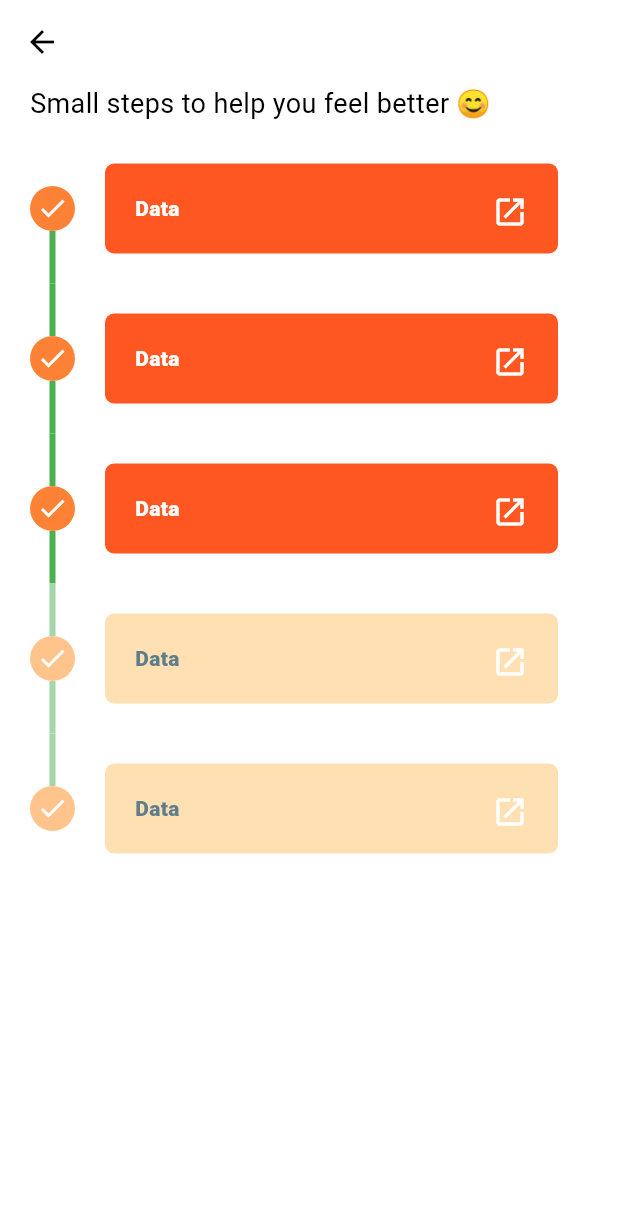
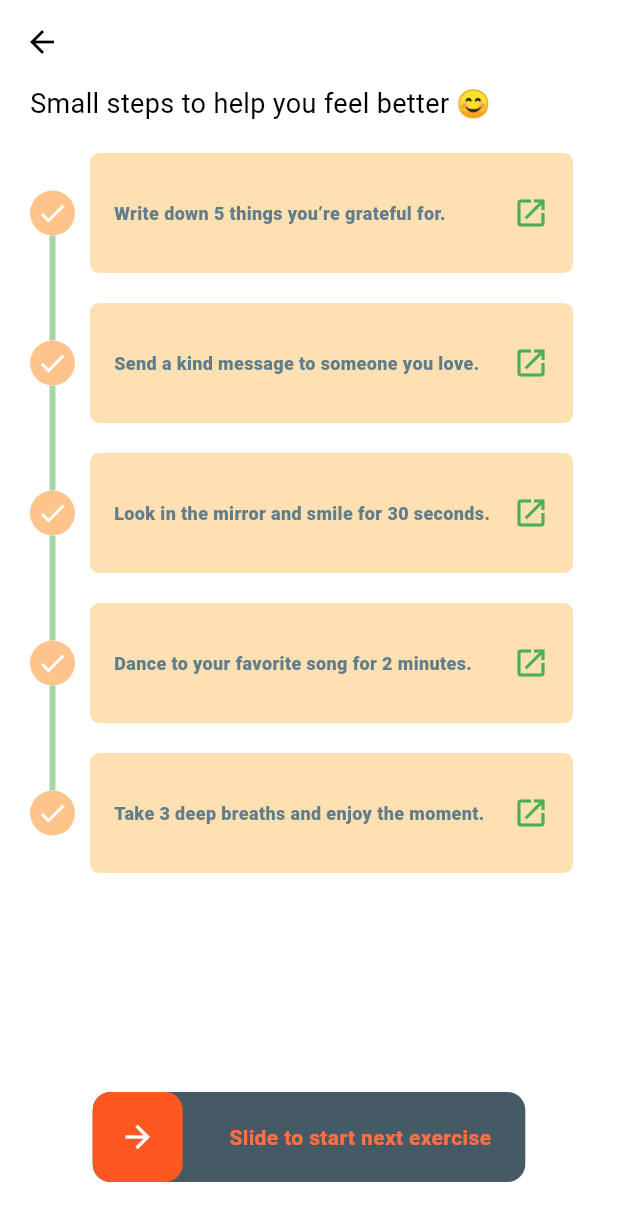
Before and after one commit to jushkinbekrashidovich/wecare, a Flutter app: the screen it shows after launch, after a tap on "Happy", on a phone screen of 412 x 824 dp. Shown: the top 1221 px of the screen. Run offline on Flutter 3.47's test engine with Material 3 defaults, Android fonts, the phone set to English and light mode, and no system bars; drawn by our look-alikes of slider_button, timeline_tile; our stand-ins replace cloud_firestore, firebase_core, flutter_svg, get; accounts and stored records are empty.

Commit message:
slider button added, tomorrow logic part

```diff
--- a/lib/app/const/event_card.dart
+++ b/lib/app/const/event_card.dart
@@ -9,8 +9,8 @@ class EventCard extends StatelessWidget {
   @override
   Widget build(BuildContext context) {
     return Container(
-      margin: EdgeInsets.all(20),
-      padding: EdgeInsets.all(20),
+      margin: EdgeInsets.all(10),
+      padding: EdgeInsets.all(16),
       decoration: BoxDecoration(
         color: isPast? AppColors.completedIndicatorBackground :AppColors.upcomingIndicatorBackground,
         borderRadius: BorderRadius.circular(6)
--- /dev/null
+++ b/lib/app/const/swiper.dart
@@ -0,0 +1,45 @@
+import 'package:flutter/material.dart';
+import 'package:slider_button/slider_button.dart';
+
+class SwipeToStartButton extends StatelessWidget {
+  final Function onSwipe;
+
+  const SwipeToStartButton({super.key, required this.onSwipe});
+
+  @override
+  Widget build(BuildContext context) {
+    return Align(
+      alignment: Alignment.bottomCenter,
+      child: Padding(
+        padding: const EdgeInsets.symmetric(vertical: 16, horizontal: 24),
+        child: SliderButton(
+          label: Text(
+            "Slide to start next exercise",
+            style: TextStyle(
+              color: Colors.white,
+              fontWeight: FontWeight.w600,
+              fontSize: 14,
+            ),
+          ),
+          icon: Center(
+            child: Icon(
+              Icons.arrow_forward,
+              color: Colors.white,
+              size: 24.0,
+            ),
+          ),
+          action: ()async{
+            onSwipe();
+          },
+          width: MediaQuery.of(context).size.width * 0.7, // Dynamic width
+          height: 60, // Compact height
+          radius: 12, // Slightly rounded corners
+          buttonColor: const Color(0xffFF5722), // Vibrant orange for the button
+          backgroundColor: const Color(0xff455A64), // Dark grey for contrast
+          highlightedColor: const Color(0xffFFC107), // Yellow when highlighted
+          baseColor: const Color(0xffFF7043), // Base color for button animation
+        ),
+      ),
+    );
+  }
+}
--- a/lib/app/const/time_line_tile.dart
+++ b/lib/app/const/time_line_tile.dart
@@ -31,8 +31,8 @@ class MyTimeLineTile extends StatelessWidget {
           child: Row(
             mainAxisAlignment: MainAxisAlignment.spaceBetween,
           children: [
-            Text(textcontent, style: TextStyle(color:isPast? AppColors.white:Colors.blueGrey, fontWeight: FontWeight.w800),),
-           Icon(Icons.open_in_new, color: AppColors.white,weight: 2,),
+            Flexible(child: Text(textcontent, style: TextStyle(color:isPast? AppColors.white:Colors.blueGrey, fontWeight: FontWeight.w800, fontSize: 12,),maxLines: 4,overflow: TextOverflow.ellipsis, textAlign: TextAlign.start,)),
+           Icon(Icons.open_in_new, color: Colors.green,weight: 2,),
           ],
         ),isPast: isPast,),
       ),
--- a/lib/app/modules/home_page/home/views/home_view.dart
+++ b/lib/app/modules/home_page/home/views/home_view.dart
@@ -49,13 +49,22 @@ class HomeView extends GetView<HomeController> {
             Row(
               mainAxisAlignment: MainAxisAlignment.spaceBetween,
               children: [
-                _buildMoodIcon(icon:  Icons.sentiment_satisfied_alt, label: "Happy", color:  Colors.pink, ontap: (){
-                  Get.toNamed(Routes.MOOD_EXERCISES);
+                _buildMoodIcon(icon:  Icons.sentiment_satisfied_alt, label: "Happy", color:  Colors.pink,
+                    ontap: (){
+                  Get.toNamed(Routes.MOOD_EXERCISES, arguments: {"selectedMood":"Happy"});
                 }),
-                _buildMoodIcon(icon:  Icons.nights_stay,label: "Calm", color:Colors.blue, ontap: (){}),
-                _buildMoodIcon(icon:  Icons.sync_alt, label: "Manic",color:  Colors.cyan, ontap: (){}),
-                _buildMoodIcon(icon:  Icons.sentiment_very_dissatisfied, label: "Angry", color:  Colors.orange, ontap: (){}),
-                _buildMoodIcon(icon:  Icons.sentiment_dissatisfied, label: "Sad", color:  Colors.green, ontap: (){}),
+                _buildMoodIcon(icon:  Icons.nights_stay,label: "Calm", color:Colors.blue, ontap: (){
+                  Get.toNamed(Routes.MOOD_EXERCISES, arguments: {"selectedMood":"Calm"});
+                }),
+                _buildMoodIcon(icon:  Icons.sync_alt, label: "Manic",color:  Colors.cyan, ontap: (){
+                  Get.toNamed(Routes.MOOD_EXERCISES, arguments: {"selectedMood":"Manic"});
+                }),
+                _buildMoodIcon(icon:  Icons.sentiment_very_dissatisfied, label: "Angry", color:  Colors.orange, ontap: (){
+                  Get.toNamed(Routes.MOOD_EXERCISES, arguments: {"selectedMood":"Angry"});
+                }),
+                _buildMoodIcon(icon:  Icons.sentiment_dissatisfied, label: "Sad", color:  Colors.green, ontap: (){
+                  Get.toNamed(Routes.MOOD_EXERCISES, arguments: {"selectedMood":"Sad"});
+                }),
               ],
             ),
             SizedBox(height: 20),
--- a/lib/app/modules/mood_exercises/controllers/mood_exercises_controller.dart
+++ b/lib/app/modules/mood_exercises/controllers/mood_exercises_controller.dart
@@ -1,20 +1,74 @@
 import 'package:get/get.dart';
 
 class MoodExercisesController extends GetxController {
+  late String selectedMood;
+
+  // List of exercises with their statuses
+  var exercises = <ExerciseItem>[].obs;
+
+  // Mapping mood to exercises
+  final Map<String, List<String>> moodExercises = {
+    "Happy": [
+      "Write down 5 things you’re grateful for.",
+      "Send a kind message to someone you love.",
+      "Look in the mirror and smile for 30 seconds.",
+      "Dance to your favorite song for 2 minutes.",
+      "Take 3 deep breaths and enjoy the moment."
+    ],
+    "Calm": [
+      "Slowly tense and release each muscle group.",
+      "Sit quietly and focus on your breathing for 5 minutes.",
+      "Do light stretches like reaching for the sky.",
+      "Visualize a peaceful place, like a forest or beach.",
+      "Listen to calming music or nature sounds."
+    ],
+    "Manic": [
+      "Name 5 things you see, 4 feel, 3 hear, 2 smell, 1 taste.",
+      "Breathe in for 4 seconds, hold for 4, exhale for 6.",
+      "Write your thoughts down for 3 minutes.",
+      "Take slow, deliberate steps and focus on movement.",
+      "Hold an object and describe it in detail to center your mind."
+    ],
+    "Angry": [
+      "Punch a pillow or air to release tension.",
+      "Scream into a pillow to let out frustration.",
+      "Breathe in through pursed lips and exhale through your nose.",
+      "Write an angry letter but don’t send it.",
+      "Do 10 push-ups, jumping jacks, or similar exercises."
+    ],
+    "Sad": [
+      "Hug yourself and squeeze gently.",
+      "Allow yourself to cry and release emotions.",
+      "Listen to a positive, uplifting song.",
+      "Say, 'It’s okay to feel this way. I’m doing my best.'",
+      "Complete a small, easy task like folding clothes."
+    ],
+  };
 
   @override
   void onInit() {
     super.onInit();
+    selectedMood = Get.arguments['selectedMood'] ?? 'Happy';
+
+    // Initialize exercises with default "isPast" value as false
+    exercises.assignAll(
+      (moodExercises[selectedMood] ?? []).map((exercise) {
+        return ExerciseItem(text: exercise, isPast: false);
+      }).toList(),
+    );
   }
 
-  @override
-  void onReady() {
-    super.onReady();
+  // Mark an exercise as completed
+  void markAsPast(int index) {
+    exercises[index].isPast = true;
+    exercises.refresh(); // Update the UI
   }
+}
 
-  @override
-  void onClose() {
-    super.onClose();
-  }
+// Model for an exercise item
+class ExerciseItem {
+  String text;
+  bool isPast;
 
+  ExerciseItem({required this.text, this.isPast = false});
 }
--- a/lib/app/modules/mood_exercises/views/mood_exercises_view.dart
+++ b/lib/app/modules/mood_exercises/views/mood_exercises_view.dart
@@ -1,14 +1,15 @@
 import 'package:flutter/material.dart';
-
 import 'package:get/get.dart';
+import 'package:slider_button/slider_button.dart';
 import 'package:timeline_tile/timeline_tile.dart';
 import 'package:wecare/app/const/theme/app_colors.dart';
 import 'package:wecare/app/const/time_line_tile.dart';
-
+import '../../../const/swiper.dart';
 import '../controllers/mood_exercises_controller.dart';
 
 class MoodExercisesView extends GetView<MoodExercisesController> {
   const MoodExercisesView({super.key});
+
   @override
   Widget build(BuildContext context) {
     return Scaffold(
@@ -18,22 +19,52 @@ class MoodExercisesView extends GetView<MoodExercisesController> {
         backgroundColor: Colors.white,
         leading: IconButton(
           icon: Icon(Icons.arrow_back, color: Colors.black),
-          onPressed: () {},
+          onPressed: () {
+            Get.back();
+          },
         ),
+      ),
+      body: Padding(
+        padding: const EdgeInsets.symmetric(horizontal: 20),
+        child: Column(
+          crossAxisAlignment: CrossAxisAlignment.start,
+          children: [
+            Text(
+              "Small steps to help you feel better 😊",
+              style: TextStyle(fontSize: 18, color: AppColors.black),
+            ),
+            const SizedBox(height: 10),
+            Expanded(
+              child: Obx(
+                    () => ListView.builder(
+                  itemCount: controller.exercises.length,
+                  itemBuilder: (context, index) {
+                    final exercise = controller.exercises[index];
+                    return GestureDetector(
+                      onTap: () {
+                        // Mark the exercise as completed when tapped
+                        if (!exercise.isPast) {
+                          controller.markAsPast(index);
+                        }
+                      },
+                      child: MyTimeLineTile(
+                        isFirst: index == 0,
+                        isLast: index == controller.exercises.length - 1,
+                        isPast: exercise.isPast,
+                        textcontent: exercise.text,
+                      ),
+                    );
+                  },
+                ),
+              ),
+            ),
 
-      ),
-      body:Padding(
-        padding: EdgeInsets.symmetric(horizontal: 20),
-        child: ListView(
-          children: [
-            Text("Small steps to help you feel better 😊️️️️️️", style: TextStyle(fontSize: 18, color: AppColors.black),),
-            SizedBox(height: 7,),
-            MyTimeLineTile(isFirst: true, isLast: false, isPast: true, textcontent: "Data",),
-            MyTimeLineTile(isFirst: false, isLast: false, isPast: true,textcontent: "Data",),
-            MyTimeLineTile(isFirst: false, isLast: false, isPast: true, textcontent: "Data",),
-            MyTimeLineTile(isFirst: false, isLast: false, isPast: false, textcontent: "Data",),
-            MyTimeLineTile(isFirst: false, isLast: true, isPast: false, textcontent: "Data",),
+            SwipeToStartButton(
+              onSwipe: (){
 
+              },
+            ),
+            SizedBox(height: 20,),
           ],
         ),
       ),
--- a/pubspec.yaml
+++ b/pubspec.yaml
@@ -42,6 +42,7 @@ dependencies:
   url_launcher: ^6.3.1
   intl: ^0.19.0
   timeline_tile: ^2.0.0
+  slider_button: ^2.1.0
 
 
 dev_dependencies:
```
Also changed, not shown: pubspec.lock, 1 other file.
